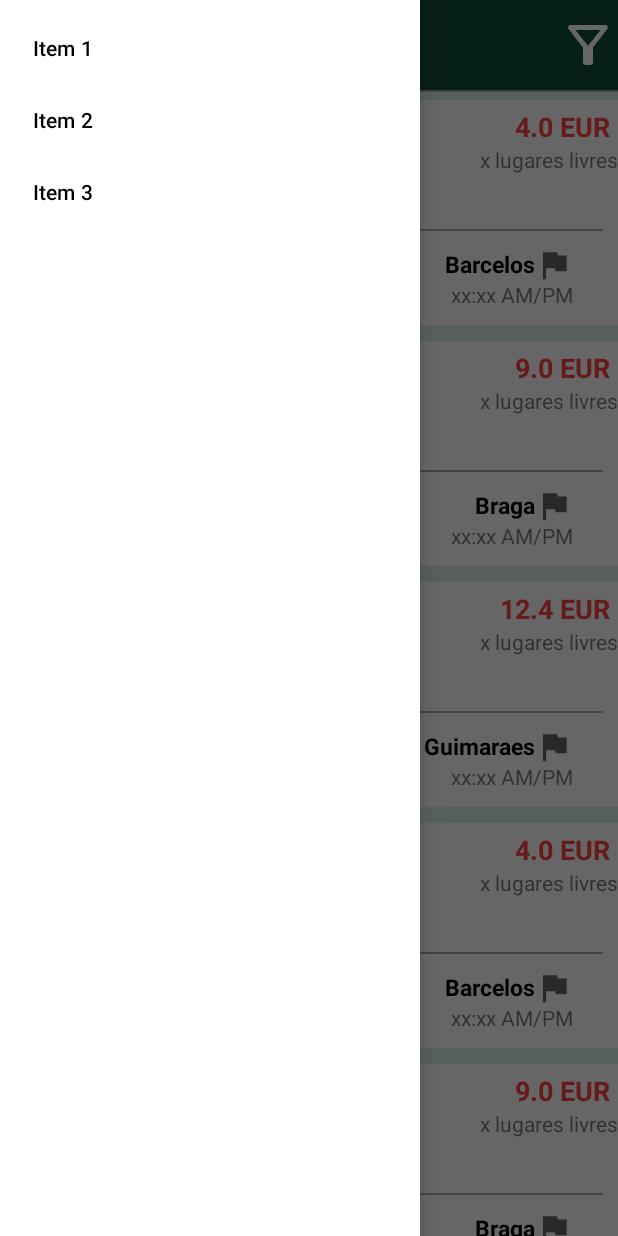
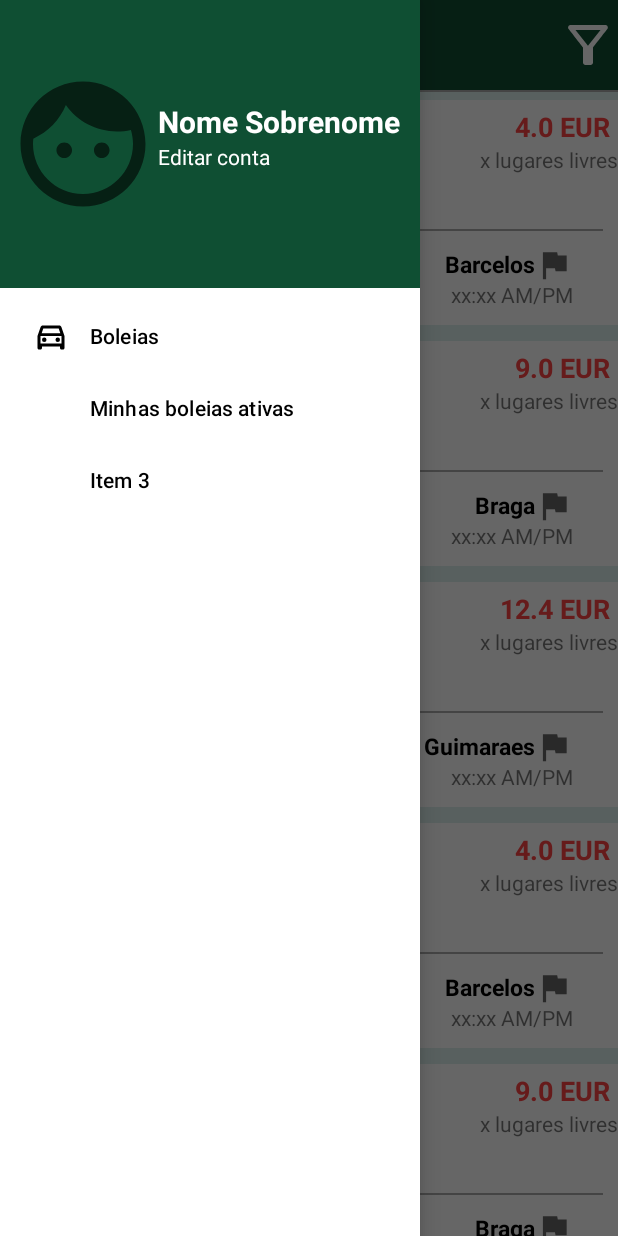
Before and after one commit to RicardoSampaio12121/IPCABoleias, an Android app: the RidesActivity screen opened directly, with no data from a screen before it, in the side drawer, after a tap on "Item 3", on a phone screen of 412 x 824 dp. Run offline under Robolectric (Android 15) with nearby library versions, the phone set to English and light mode, and no system bars.

Commit message:
Comecei a utilizar fragments

```diff
--- a/app/build.gradle
+++ b/app/build.gradle
@@ -2,6 +2,7 @@ plugins {
     id 'com.android.application'
     id 'org.jetbrains.kotlin.android'
     id 'com.google.gms.google-services'
+
 }
 
 android {
@@ -45,6 +46,7 @@ dependencies {
     implementation 'com.google.firebase:firebase-auth:19.2.0'
     implementation 'com.google.firebase:firebase-database:19.2.1'
     implementation 'com.google.firebase:firebase-database-ktx:20.0.3'
+    implementation 'androidx.legacy:legacy-support-v4:1.0.0'
     testImplementation 'junit:junit:4.13.2'
     androidTestImplementation 'androidx.test.ext:junit:1.1.3'
     androidTestImplementation 'androidx.test.espresso:espresso-core:3.4.0'
--- a/app/src/main/java/com/example/ipcaboleias/RidesActivity.kt
+++ b/app/src/main/java/com/example/ipcaboleias/RidesActivity.kt
@@ -2,7 +2,9 @@ package com.example.ipcaboleias
 
 import androidx.appcompat.app.AppCompatActivity
 import android.os.Bundle
+import android.view.Gravity
 import android.view.MenuItem
+import android.widget.FrameLayout
 import android.widget.Toast
 import androidx.appcompat.app.ActionBarDrawerToggle
 import androidx.drawerlayout.widget.DrawerLayout
@@ -19,50 +21,54 @@ class RidesActivity : AppCompatActivity() {
         super.onCreate(savedInstanceState)
         setContentView(R.layout.activity_rides)
 
-        var rv = findViewById<RecyclerView>(R.id.rvPublications)
-
-
-        var publicationList = mutableListOf(
-            RVPublication("Ricardo", "Braga", "Barcelos", "24/08/2022", 4.0F),
-            RVPublication("José", "Porto", "Braga", "27/08/2022", 9.0F),
-            RVPublication("Sampaio", "Esposende", "Guimaraes", "29/08/2022", 12.4F),
-            RVPublication("Ricardo", "Braga", "Barcelos", "24/08/2022", 4.0F),
-            RVPublication("José", "Porto", "Braga", "27/08/2022", 9.0F),
-            RVPublication("Sampaio", "Esposende", "Guimaraes", "29/08/2022", 12.4F),
-            RVPublication("Ricardo", "Braga", "Barcelos", "24/08/2022", 4.0F),
-            RVPublication("José", "Porto", "Braga", "27/08/2022", 9.0F),
-            RVPublication("Sampaio", "Esposende", "Guimaraes", "29/08/2022", 12.4F),
-            RVPublication("Ricardo", "Braga", "Barcelos", "24/08/2022", 4.0F),
-            RVPublication("José", "Porto", "Braga", "27/08/2022", 9.0F),
-            RVPublication("Sampaio", "Esposende", "Guimaraes", "29/08/2022", 12.4F),
-            RVPublication("Ricardo", "Braga", "Barcelos", "24/08/2022", 4.0F),
-            RVPublication("José", "Porto", "Braga", "27/08/2022", 9.0F),
-            RVPublication("Sampaio", "Esposende", "Guimaraes", "29/08/2022", 12.4F)
-        )
-
-        val adapter = RVPublicationsAadapter(publicationList)
-        rv.adapter = adapter
-        rv.layoutManager = LinearLayoutManager(this)
-        adapter.setOnItemClickListener(object : RVPublicationsAadapter.onItemClickListener{
-            override fun onItemClick(position: Int){
-                Toast.makeText(applicationContext, "Item clicado: $position", Toast.LENGTH_LONG).show()
-            }
-        })
-
+//        var rv = findViewById<RecyclerView>(R.id.rvPublications)
+//
+//
+//        var publicationList = mutableListOf(
+//            RVPublication("Ricardo", "Braga", "Barcelos", "24/08/2022", 4.0F),
+//            RVPublication("José", "Porto", "Braga", "27/08/2022", 9.0F),
+//            RVPublication("Sampaio", "Esposende", "Guimaraes", "29/08/2022", 12.4F),
+//            RVPublication("Ricardo", "Braga", "Barcelos", "24/08/2022", 4.0F),
+//            RVPublication("José", "Porto", "Braga", "27/08/2022", 9.0F),
+//            RVPublication("Sampaio", "Esposende", "Guimaraes", "29/08/2022", 12.4F),
+//            RVPublication("Ricardo", "Braga", "Barcelos", "24/08/2022", 4.0F),
+//            RVPublication("José", "Porto", "Braga", "27/08/2022", 9.0F),
+//            RVPublication("Sampaio", "Esposende", "Guimaraes", "29/08/2022", 12.4F),
+//            RVPublication("Ricardo", "Braga", "Barcelos", "24/08/2022", 4.0F),
+//            RVPublication("José", "Porto", "Braga", "27/08/2022", 9.0F),
+//            RVPublication("Sampaio", "Esposende", "Guimaraes", "29/08/2022", 12.4F),
+//            RVPublication("Ricardo", "Braga", "Barcelos", "24/08/2022", 4.0F),
+//            RVPublication("José", "Porto", "Braga", "27/08/2022", 9.0F),
+//            RVPublication("Sampaio", "Esposende", "Guimaraes", "29/08/2022", 12.4F)
+//        )
+//
+//        val adapter = RVPublicationsAadapter(publicationList)
+//        rv.adapter = adapter
+//        rv.layoutManager = LinearLayoutManager(this)
+//        adapter.setOnItemClickListener(object : RVPublicationsAadapter.onItemClickListener{
+//            override fun onItemClick(position: Int){
+//                Toast.makeText(applicationContext, "Item clicado: $position", Toast.LENGTH_LONG).show()
+//            }
+//        })
 
         var dLayout = findViewById<DrawerLayout>(R.id.drawerLayout)
         var navView = findViewById<NavigationView>(R.id.navView)
+        var menu = findViewById<FrameLayout>(R.id.imageMenu)
 
-        toggle = ActionBarDrawerToggle(this, dLayout, R.string.open, R.string.close)
-        dLayout.addDrawerListener(toggle)
-        toggle.syncState()
+        menu.setOnClickListener{
 
-        supportActionBar?.setDisplayHomeAsUpEnabled(true)
+            if(!dLayout.isDrawerOpen(Gravity.LEFT)){
+                dLayout.openDrawer(Gravity.LEFT)
+            }
+            else{
+                dLayout.closeDrawer(Gravity.LEFT)
+            }
+        }
 
         navView.setNavigationItemSelectedListener {
             when(it.itemId){
-                R.id.miItem1 -> Toast.makeText(applicationContext, "Clicked Item 1", Toast.LENGTH_LONG).show()
-                R.id.miItem2 -> Toast.makeText(applicationContext, "Clicked Item 2", Toast.LENGTH_LONG).show()
+                R.id.miBoleias -> supportFragmentManager.beginTransaction().replace(R.id.frameFragment, RidesFragment.newInstance("ola", "valete")).commit()
+                R.id.miMinhasBoleias -> Toast.makeText(applicationContext, "Clicked Item 2", Toast.LENGTH_LONG).show()
                 R.id.miItem3 -> Toast.makeText(applicationContext, "Clicked Item 3", Toast.LENGTH_LONG).show()
             }
             true
--- /dev/null
+++ b/app/src/main/java/com/example/ipcaboleias/RidesFragment.kt
@@ -0,0 +1,98 @@
+package com.example.ipcaboleias
+
+import android.os.Bundle
+import androidx.fragment.app.Fragment
+import android.view.LayoutInflater
+import android.view.View
+import android.view.ViewGroup
+import androidx.recyclerview.widget.LinearLayoutManager
+import androidx.recyclerview.widget.RecyclerView
+
+// TODO: Rename parameter arguments, choose names that match
+// the fragment initialization parameters, e.g. ARG_ITEM_NUMBER
+private const val ARG_PARAM1 = "param1"
+private const val ARG_PARAM2 = "param2"
+
+/**
+ * A simple [Fragment] subclass.
+ * Use the [RidesFragment.newInstance] factory method to
+ * create an instance of this fragment.
+ */
+class RidesFragment : Fragment() {
+    // TODO: Rename and change types of parameters
+    private var param1: String? = null
+    private var param2: String? = null
+
+    override fun onCreate(savedInstanceState: Bundle?) {
+        super.onCreate(savedInstanceState)
+        arguments?.let {
+            param1 = it.getString(ARG_PARAM1)
+            param2 = it.getString(ARG_PARAM2)
+        }
+
+
+
+
+    }
+
+    override fun onCreateView(
+
+
+        inflater: LayoutInflater, container: ViewGroup?,
+        savedInstanceState: Bundle?
+    ): View? {
+        // Inflate the layout for this fragment
+        return inflater.inflate(R.layout.fragment_rides, container, false)
+    }
+
+    override fun onViewCreated(view: View, savedInstanceState: Bundle?) {
+        val rv = requireView().findViewById<RecyclerView>(R.id.rvPublications)
+
+        var publicationList = mutableListOf(
+            RVPublication("Ricardo", "Braga", "Barcelos", "24/08/2022", 4.0F),
+            RVPublication("José", "Porto", "Braga", "27/08/2022", 9.0F),
+            RVPublication("Sampaio", "Esposende", "Guimaraes", "29/08/2022", 12.4F),
+            RVPublication("Ricardo", "Braga", "Barcelos", "24/08/2022", 4.0F),
+            RVPublication("José", "Porto", "Braga", "27/08/2022", 9.0F),
+            RVPublication("Sampaio", "Esposende", "Guimaraes", "29/08/2022", 12.4F),
+            RVPublication("Ricardo", "Braga", "Barcelos", "24/08/2022", 4.0F),
+            RVPublication("José", "Porto", "Braga", "27/08/2022", 9.0F),
+            RVPublication("Sampaio", "Esposende", "Guimaraes", "29/08/2022", 12.4F),
+            RVPublication("Ricardo", "Braga", "Barcelos", "24/08/2022", 4.0F),
+            RVPublication("José", "Porto", "Braga", "27/08/2022", 9.0F),
+            RVPublication("Sampaio", "Esposende", "Guimaraes", "29/08/2022", 12.4F),
+            RVPublication("Ricardo", "Braga", "Barcelos", "24/08/2022", 4.0F),
+            RVPublication("José", "Porto", "Braga", "27/08/2022", 9.0F),
+            RVPublication("Sampaio", "Esposende", "Guimaraes", "29/08/2022", 12.4F)
+        )
+
+        val adapter = RVPublicationsAadapter(publicationList)
+        rv.adapter = adapter
+        rv.layoutManager = LinearLayoutManager(activity)
+        adapter.setOnItemClickListener(object : RVPublicationsAadapter.onItemClickListener{
+            override fun onItemClick(position: Int){
+                //Toast.makeText(applicationContext, "Item clicado: $position", Toast.LENGTH_LONG).show()
+            }
+        })
+    }
+
+    companion object {
+        /**
+         * Use this factory method to create a new instance of
+         * this fragment using the provided parameters.
+         *
+         * @param param1 Parameter 1.
+         * @param param2 Parameter 2.
+         * @return A new instance of fragment RidesFragment.
+         */
+        // TODO: Rename and change types and number of parameters
+        @JvmStatic
+        fun newInstance(param1: String, param2: String) =
+            RidesFragment().apply {
+                arguments = Bundle().apply {
+                    putString(ARG_PARAM1, param1)
+                    putString(ARG_PARAM2, param2)
+                }
+            }
+    }
+}
--- /dev/null
+++ b/app/src/main/res/drawable/ic_outline_directions_car_24.xml
@@ -0,0 +1,16 @@
+<vector xmlns:android="http://schemas.android.com/apk/res/android"
+    android:width="24dp"
+    android:height="24dp"
+    android:viewportWidth="24"
+    android:viewportHeight="24"
+    android:tint="?attr/colorControlNormal">
+  <path
+      android:fillColor="@android:color/white"
+      android:pathData="M18.92,6.01C18.72,5.42 18.16,5 17.5,5h-11c-0.66,0 -1.21,0.42 -1.42,1.01L3,12v8c0,0.55 0.45,1 1,1h1c0.55,0 1,-0.45 1,-1v-1h12v1c0,0.55 0.45,1 1,1h1c0.55,0 1,-0.45 1,-1v-8l-2.08,-5.99zM6.85,7h10.29l1.08,3.11H5.77L6.85,7zM19,17H5v-5h14v5z"/>
+  <path
+      android:fillColor="@android:color/white"
+      android:pathData="M7.5,14.5m-1.5,0a1.5,1.5 0,1 1,3 0a1.5,1.5 0,1 1,-3 0"/>
+  <path
+      android:fillColor="@android:color/white"
+      android:pathData="M16.5,14.5m-1.5,0a1.5,1.5 0,1 1,3 0a1.5,1.5 0,1 1,-3 0"/>
+</vector>
--- a/app/src/main/res/layout/activity_rides.xml
+++ b/app/src/main/res/layout/activity_rides.xml
@@ -71,21 +71,32 @@
             android:layout_marginTop="10dp"
             android:background="@android:color/darker_gray"
             app:layout_constraintTop_toBottomOf="@id/imageMenu"
-            app:layout_constraintBottom_toTopOf="@id/mainView"/>
-        <View
-            android:id="@+id/mainView"
+            app:layout_constraintBottom_toTopOf="@id/frameFragment"/>
+<!--        <View-->
+<!--            android:id="@+id/mainView"-->
+<!--            android:layout_width="match_parent"-->
+<!--            android:layout_height="0dp"-->
+<!--            android:background="#DCF0EE"-->
+<!--            app:layout_constraintTop_toBottomOf="@id/supporterView"-->
+<!--            app:layout_constraintBottom_toBottomOf="parent" />-->
+
+        <FrameLayout
+            android:id="@+id/frameFragment"
             android:layout_width="match_parent"
             android:layout_height="0dp"
             android:background="#DCF0EE"
             app:layout_constraintTop_toBottomOf="@id/supporterView"
-            app:layout_constraintBottom_toBottomOf="parent" />
+            app:layout_constraintBottom_toBottomOf="parent"
+            app:layout_constraintLeft_toLeftOf="parent"
+            app:layout_constraintRight_toRightOf="parent"/>
 
-        <androidx.recyclerview.widget.RecyclerView
-            android:id="@+id/rvPublications"
-            android:layout_width="match_parent"
-            android:layout_height="0dp"
-            app:layout_constraintTop_toTopOf="@id/mainView"
-            app:layout_constraintBottom_toBottomOf = "parent"/>
+
+<!--        <androidx.recyclerview.widget.RecyclerView-->
+<!--            android:id="@+id/rvPublications"-->
+<!--            android:layout_width="match_parent"-->
+<!--            android:layout_height="0dp"-->
+<!--            app:layout_constraintTop_toTopOf="@id/mainView"-->
+<!--            app:layout_constraintBottom_toBottomOf = "parent"/>-->
 
     </androidx.constraintlayout.widget.ConstraintLayout>
 
@@ -93,7 +104,7 @@
         android:id="@+id/navView"
         android:layout_width="wrap_content"
         android:layout_height="match_parent"
-        app:headerLayout="@layout/nav_header"
+        app:headerLayout="@layout/navigation_header_layout"
         app:menu="@menu/nav_header_menu"
         android:layout_gravity="start"
         android:fitsSystemWindows="true"/>
--- /dev/null
+++ b/app/src/main/res/layout/fragment_rides.xml
@@ -0,0 +1,18 @@
+<?xml version="1.0" encoding="utf-8"?>
+<androidx.constraintlayout.widget.ConstraintLayout xmlns:android="http://schemas.android.com/apk/res/android"
+    xmlns:app="http://schemas.android.com/apk/res-auto"
+    xmlns:tools="http://schemas.android.com/tools"
+    android:layout_width="match_parent"
+    android:layout_height="match_parent"
+    tools:context=".RidesFragment">
+
+    <androidx.recyclerview.widget.RecyclerView
+        android:id="@+id/rvPublications"
+        android:layout_width="match_parent"
+        android:layout_height="0dp"
+        app:layout_constraintBottom_toBottomOf="parent"
+        app:layout_constraintEnd_toEndOf="parent"
+        app:layout_constraintStart_toStartOf="parent"
+        app:layout_constraintTop_toTopOf="parent" />
+
+</androidx.constraintlayout.widget.ConstraintLayout>
--- a/app/src/main/res/layout/nav_header.xml
+++ /dev/null
@@ -1,7 +0,0 @@
-<?xml version="1.0" encoding="utf-8"?>
-<androidx.constraintlayout.widget.ConstraintLayout xmlns:android="http://schemas.android.com/apk/res/android"
-    android:layout_width="match_parent"
-    android:layout_height="match_parent"
-    android:background="@color/white">
-
-</androidx.constraintlayout.widget.ConstraintLayout>
--- /dev/null
+++ b/app/src/main/res/layout/navigation_header_layout.xml
@@ -0,0 +1,46 @@
+<?xml version="1.0" encoding="utf-8"?>
+<androidx.constraintlayout.widget.ConstraintLayout xmlns:android="http://schemas.android.com/apk/res/android"
+    xmlns:app="http://schemas.android.com/apk/res-auto"
+    xmlns:tools="http://schemas.android.com/tools"
+    android:layout_width="match_parent"
+    android:layout_height="192dp"
+    android:background="#0F4F33">
+
+    <FrameLayout
+        android:id="@+id/frameLayout5"
+        android:layout_width="100dp"
+        android:layout_height="100dp"
+        android:layout_marginHorizontal="5dp"
+        app:layout_constraintBottom_toBottomOf="parent"
+        app:layout_constraintStart_toStartOf="parent"
+        app:layout_constraintTop_toTopOf="parent">
+
+        <androidx.appcompat.widget.AppCompatImageView
+            android:layout_width="match_parent"
+            android:layout_height="match_parent"
+            android:src="@drawable/ic_baseline_face" />
+
+    </FrameLayout>
+
+    <TextView
+        android:id="@+id/textView3"
+        android:layout_width="wrap_content"
+        android:layout_height="wrap_content"
+        android:layout_marginVertical="67dp"
+        android:text="Nome Sobrenome"
+        android:textColor="@color/white"
+        android:textSize="20sp"
+        android:textStyle="bold"
+        app:layout_constraintStart_toEndOf="@+id/frameLayout5"
+        app:layout_constraintTop_toTopOf="parent" />
+
+    <TextView
+        android:id="@+id/textView"
+        android:layout_width="wrap_content"
+        android:layout_height="wrap_content"
+        android:text="Editar conta"
+        android:textColor="@color/white"
+        app:layout_constraintStart_toEndOf="@+id/frameLayout5"
+        app:layout_constraintTop_toBottomOf="@+id/textView3" />
+
+</androidx.constraintlayout.widget.ConstraintLayout>
--- a/app/src/main/res/menu/nav_header_menu.xml
+++ b/app/src/main/res/menu/nav_header_menu.xml
@@ -1,11 +1,13 @@
 <?xml version="1.0" encoding="utf-8"?>
 <menu xmlns:android="http://schemas.android.com/apk/res/android">
     <item
-        android:id="@+id/miItem1"
-        android:title="Item 1"/>
+        android:id="@+id/miBoleias"
+        android:title="Boleias"
+        android:icon="@drawable/ic_outline_directions_car_24"/>
     <item
-        android:id="@+id/miItem2"
-        android:title="Item 2"/>
+        android:id="@+id/miMinhasBoleias"
+        android:title="Minhas boleias ativas"
+        />
     <item
         android:id="@+id/miItem3"
         android:title="Item 3"/>
--- a/app/src/main/res/values/strings.xml
+++ b/app/src/main/res/values/strings.xml
@@ -2,4 +2,6 @@
     <string name="app_name">IPCABoleias</string>
     <string name="open">Open</string>
     <string name="close">Close</string>
+    <!-- TODO: Remove or change this placeholder text -->
+    <string name="hello_blank_fragment">Hello blank fragment</string>
 </resources>
```
